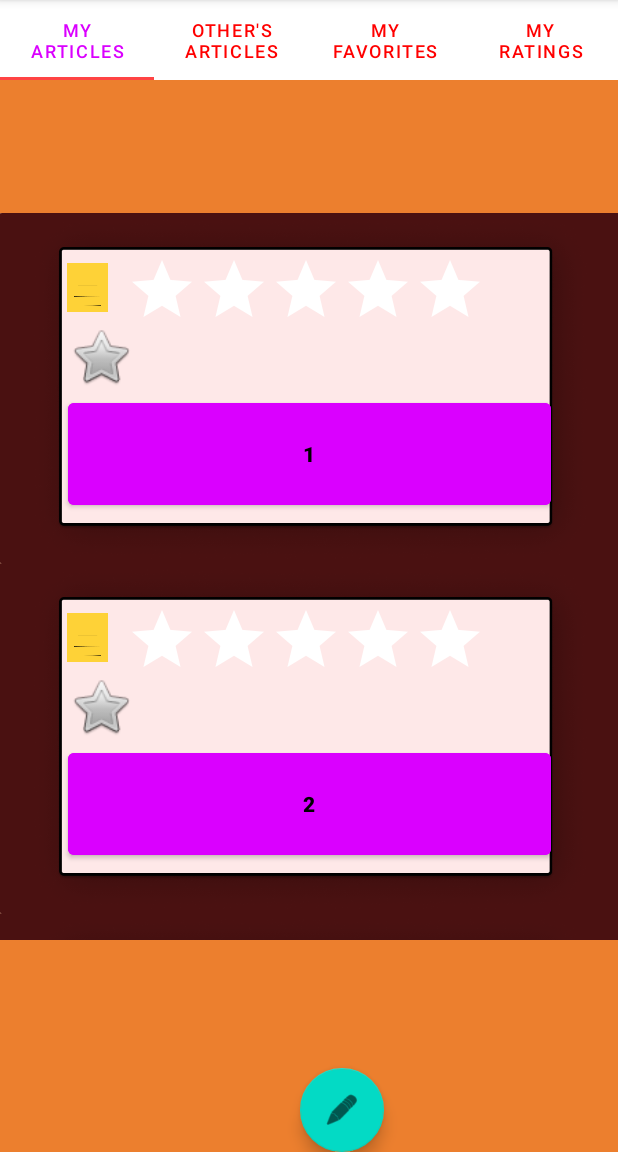
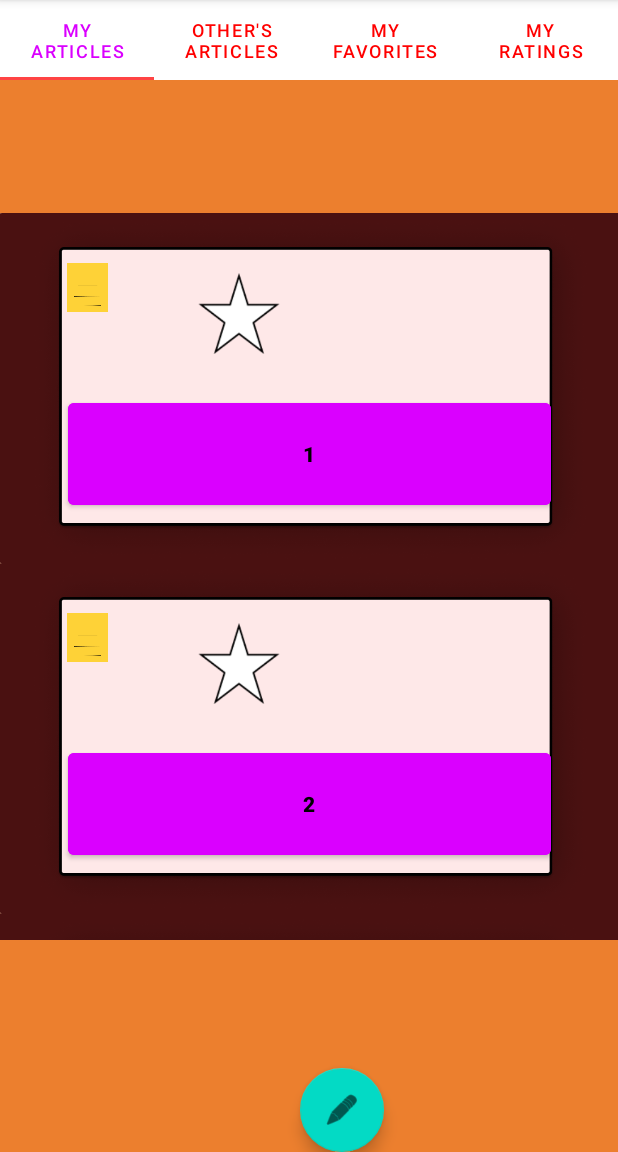
Before and after one commit to SatwikMohan/write-out, an Android app: the fragment othersarticletab placed in its activity, on a phone screen of 412 x 824 dp, the part 84-1236 px from its top. Run offline under Robolectric (Android 15) with nearby library versions, the phone set to English and light mode, and no system bars; our stand-ins replace Firebase (no records; nobody signed in at launch, a user with empty details on screens opened directly); Roboto replaces fonts that are not available here.

Commit message:
updated regarding publishing as reguided in mid evaluation

```diff
--- a/app/build.gradle
+++ b/app/build.gradle
@@ -5,7 +5,7 @@ android {
 
     defaultConfig {
         applicationId "com.gigawattstechnology.writeout"
-        minSdk 21
+        minSdk 20
         targetSdk 32
         versionCode 1
         versionName "1.0"
@@ -28,12 +28,12 @@ android {
 dependencies {
     implementation platform('com.google.firebase:firebase-bom:29.2.0')
     implementation 'com.google.firebase:firebase-analytics'
-    implementation 'com.google.firebase:firebase-auth:21.0.2'
-    implementation 'com.google.firebase:firebase-analytics:20.1.1'
+    implementation 'com.google.firebase:firebase-auth:21.0.3'
+    implementation 'com.google.firebase:firebase-analytics:20.1.2'
     implementation 'com.google.firebase:firebase-database:20.0.4'
     implementation 'com.android.support:multidex:1.0.3'
     implementation 'com.google.firebase:firebase-database:20.0.4'
-    implementation 'com.google.firebase:firebase-firestore:24.0.2'
+    implementation 'com.google.firebase:firebase-firestore:24.1.0'
     implementation 'androidx.appcompat:appcompat:1.4.1'
     implementation 'com.google.android.material:material:1.5.0'
     implementation 'androidx.constraintlayout:constraintlayout:2.1.3'
--- a/app/src/main/java/adapter/RandomNumListAdapter2.java
+++ b/app/src/main/java/adapter/RandomNumListAdapter2.java
@@ -13,6 +13,7 @@ import androidx.recyclerview.widget.RecyclerView;
 
 import com.gigawattstechnology.writeout.R;
 
+import java.util.ArrayList;
 import java.util.Random;
 
 public class RandomNumListAdapter2 extends RecyclerView.Adapter<RandomNumListAdapter2.RecyclerViewHolder> {
@@ -39,6 +40,8 @@ public class RandomNumListAdapter2 extends RecyclerView.Adapter<RandomNumListAda
     public void onBindViewHolder(@NonNull RecyclerViewHolder holder, int position) {
         holder.doc.setImageResource(R.drawable.doc);
         holder.tab.setImageResource(R.drawable.tabart);
+        holder.staroff.setImageResource(R.drawable.staroff);
+        holder.staron.setImageResource(R.drawable.staron);
         holder.getView().setText(name[position]);
     }
 
@@ -59,7 +62,6 @@ public class RandomNumListAdapter2 extends RecyclerView.Adapter<RandomNumListAda
             tview = itemView.findViewById(R.id.randomText2);
             staroff=itemView.findViewById(R.id.staroff);
             staron=itemView.findViewById(R.id.staron);
-            ratingBar=itemView.findViewById(R.id.ratingBar);
             staroff.setOnClickListener(this);
             staron.setOnClickListener(this);
             staron.setVisibility(View.INVISIBLE);
@@ -72,14 +74,16 @@ public class RandomNumListAdapter2 extends RecyclerView.Adapter<RandomNumListAda
 
         @Override
         public void onClick(View view) {
-            if(staroff.getVisibility()==View.VISIBLE&&staron.getVisibility()==View.INVISIBLE){
+           /* if(staroff.isShown() && !staron.isShown()){
                 staroff.setVisibility(View.INVISIBLE);
                 staron.setVisibility(View.VISIBLE);
             }
-            if(staroff.getVisibility()==View.INVISIBLE&&staron.getVisibility()==View.VISIBLE){
+            if(!staroff.isShown() && staron.isShown()){
                 staroff.setVisibility(View.VISIBLE);
                 staron.setVisibility(View.INVISIBLE);
-            }
+            }*/
+            staroff.setVisibility(View.INVISIBLE);
+            staron.setVisibility(View.VISIBLE);
         }
     }
 }
--- a/app/src/main/java/com/gigawattstechnology/writeout/othersarticletab.java
+++ b/app/src/main/java/com/gigawattstechnology/writeout/othersarticletab.java
@@ -2,6 +2,7 @@ package com.gigawattstechnology.writeout;
 
 import android.os.Bundle;
 
+import androidx.annotation.NonNull;
 import androidx.fragment.app.Fragment;
 import androidx.recyclerview.widget.LinearLayoutManager;
 import androidx.recyclerview.widget.RecyclerView;
@@ -10,18 +11,78 @@ import android.view.LayoutInflater;
 import android.view.View;
 import android.view.ViewGroup;
 
+import com.google.firebase.database.DataSnapshot;
+import com.google.firebase.database.DatabaseError;
+import com.google.firebase.database.DatabaseReference;
+import com.google.firebase.database.FirebaseDatabase;
+
+import java.util.ArrayList;
+
 import adapter.RandomNumListAdapter;
 import adapter.RandomNumListAdapter2;
 
 
 public class othersarticletab extends Fragment {
     String[] name={"1","2","3","1","2","3","1","2","3","1","2","3"};
-    private RecyclerView recyclerView;
+    ArrayList<String> users;
+    ArrayList<ArrayList<String>> key;
+    ArrayList<String> namevalues=new ArrayList<>();
+    long r1,r2;
+     private RecyclerView recyclerView;
 
     @Override
     public View onCreateView(LayoutInflater inflater, ViewGroup container,
                              Bundle savedInstanceState) {
         View view = inflater.inflate(R.layout.fragment_othersarticletab, container, false);
+        /*DatabaseReference ref = (DatabaseReference) FirebaseDatabase.getInstance().getReference();
+        ref.addListenerForSingleValueEvent(new com.google.firebase.database.ValueEventListener() {
+            @Override
+            public void onDataChange(@NonNull DataSnapshot snapshot) {
+                for (DataSnapshot postSnapshot : snapshot.getChildren()) {
+                    if(postSnapshot.getKey().equals(authtransfer.givename())){
+                        users.add(postSnapshot.getKey());
+                    }
+                }
+                r1= snapshot.getChildrenCount();
+            }
+            @Override
+            public void onCancelled(@NonNull DatabaseError error) {
+            }
+        });
+        for(int i=0;i<r1;i++){
+            DatabaseReference databaseReference=FirebaseDatabase.getInstance().getReference().child(users.get(i));
+            int finalI = i;
+            databaseReference.addListenerForSingleValueEvent(new com.google.firebase.database.ValueEventListener() {
+                @Override
+                public void onDataChange(@NonNull DataSnapshot snapshot) {
+                    for (DataSnapshot postSnapshot : snapshot.getChildren()) {
+                        if(postSnapshot.getKey().equals(authtransfer.givename())){
+                            key.get(finalI).add(postSnapshot.getKey());
+                        }
+                    }
+                    r2= snapshot.getChildrenCount();
+                }
+                @Override
+                public void onCancelled(@NonNull DatabaseError error) {
+                }
+            });
+        }
+        for(int i=0;i<users.size();i++)
+        {
+            for(int j=0;j<key.get(i).size();j++){
+                DatabaseReference v = (DatabaseReference) FirebaseDatabase.getInstance().getReference().child(users.get(i)).child(key.get(i).get(j)).child("name");
+                v.addListenerForSingleValueEvent(new com.google.firebase.database.ValueEventListener() {
+                    @Override
+                    public void onDataChange(@NonNull DataSnapshot snapshot) {
+                        namevalues.add(snapshot.getValue(String.class));
+                    }
+                    @Override
+                    public void onCancelled(@NonNull DatabaseError error) {
+                    }
+                });
+            }
+        }*/
+        //namevalues.add("1");namevalues.add("2");namevalues.add("3");namevalues.add("4");namevalues.add("5");namevalues.add("6");
         recyclerView = view.findViewById(R.id.recyclerview);
         recyclerView.setHasFixedSize(true);
         recyclerView.setLayoutManager(new LinearLayoutManager(view.getContext()));
--- a/app/src/main/res/layout/fragmentothersarticle_textview.xml
+++ b/app/src/main/res/layout/fragmentothersarticle_textview.xml
@@ -57,44 +57,31 @@
             app:layout_constraintTop_toTopOf="parent"
             app:layout_constraintVertical_bias="0.877" />
 
-        <RatingBar
-            android:id="@+id/ratingBar"
-            style="@style/Theme.Material3.Dark"
-            android:layout_width="241dp"
-            android:layout_height="48dp"
-            android:progressBackgroundTint="#FFFFFF"
-            android:progressTint="#44FF00"
+        <ImageView
+            android:id="@+id/staroff"
+            android:layout_width="56dp"
+            android:layout_height="54dp"
+            android:layout_marginTop="40dp"
             app:layout_constraintBottom_toBottomOf="parent"
             app:layout_constraintEnd_toEndOf="parent"
-            app:layout_constraintHorizontal_bias="0.491"
+            app:layout_constraintHorizontal_bias="0.368"
             app:layout_constraintStart_toStartOf="parent"
             app:layout_constraintTop_toTopOf="parent"
-            app:layout_constraintVertical_bias="0.148"
-            tools:ignore="SpeakableTextPresentCheck" />
-
-        <ImageView
-            android:id="@+id/staroff"
-            android:layout_width="44dp"
-            android:layout_height="50dp"
-            app:layout_constraintBottom_toBottomOf="parent"
-            app:layout_constraintEnd_toEndOf="parent"
-            app:layout_constraintHorizontal_bias="0.124"
-            app:layout_constraintStart_toStartOf="parent"
-            app:layout_constraintTop_toTopOf="parent"
-            app:layout_constraintVertical_bias="0.387"
-            app:srcCompat="@android:drawable/btn_star" />
+            app:layout_constraintVertical_bias="0.0"
+            app:srcCompat="@drawable/staroff" />
 
         <ImageView
             android:id="@+id/staron"
-            android:layout_width="52dp"
-            android:layout_height="50dp"
-            android:visibility="visible"
+            android:layout_width="56dp"
+            android:layout_height="54dp"
+            android:visibility="invisible"
             app:layout_constraintBottom_toBottomOf="parent"
             app:layout_constraintEnd_toEndOf="parent"
-            app:layout_constraintHorizontal_bias="0.864"
+            app:layout_constraintHorizontal_bias="0.553"
             app:layout_constraintStart_toStartOf="parent"
             app:layout_constraintTop_toTopOf="parent"
-            app:layout_constraintVertical_bias="0.382"
-            app:srcCompat="@android:drawable/btn_star_big_on" />
+            app:layout_constraintVertical_bias="0.223"
+            app:srcCompat="@drawable/staron" />
+
     </androidx.constraintlayout.widget.ConstraintLayout>
 </androidx.cardview.widget.CardView>
```
Also changed, not shown: app/src/main/res/drawable/staroff.png (added), app/src/main/res/drawable/staron.png (added).
